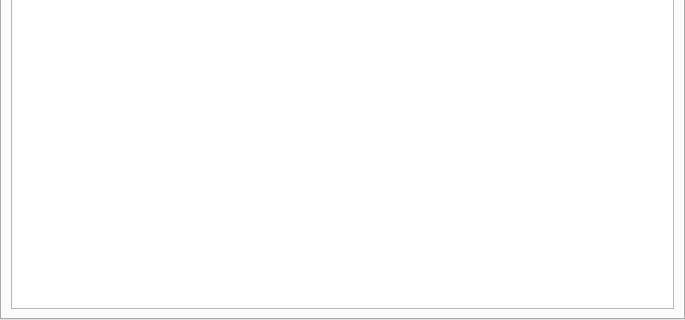
The window that geoplateforme/gui/dashboard/wdg_dashboard.ui (JulesGrillot/plugin-qgis-geoplateforme) describes before a commit, drawn with Qt 5; both pictures show x 0 to 685 and y 277 to 597 of the 685 by 597 pixel window.
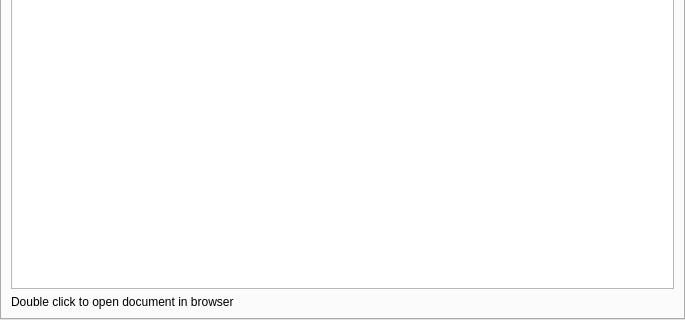
The same window after the commit. The open tabs and pages were chosen to show the change. Custom widgets are drawn as their Qt base class.

Commit message: feat(document): add double click to open document in browser

Patch:
```diff
--- a/geoplateforme/gui/dashboard/wdg_dashboard.ui
+++ b/geoplateforme/gui/dashboard/wdg_dashboard.ui
@@ -317,6 +317,13 @@
          </property>
         </widget>
        </item>
+       <item>
+        <widget class="QLabel" name="label">
+         <property name="text">
+          <string>Double click to open document in browser</string>
+         </property>
+        </widget>
+       </item>
       </layout>
      </widget>
      <widget class="QWidget" name="tab_permission">
```
Left out of the diff: 6 changed lines with no effect on the pictures. The commit also changes 2 other files.
